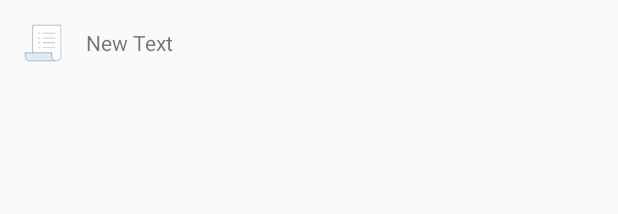
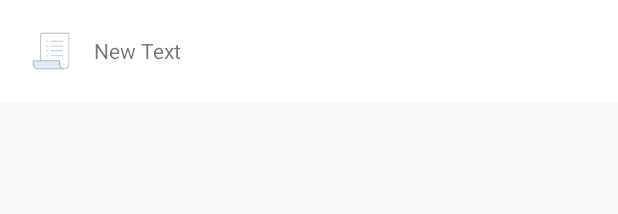
Before and after one commit to zainulhasan/simple_note, an Android app: the layout list_item.xml on its own in the app's theme, with its tools: preview values and no code run, on a phone screen of 412 x 824 dp. Shown: the top 214 px of the screen. Run offline under Robolectric (Android 15) with nearby library versions, the phone set to English and light mode, and no system bars.

Commit message:
icon Changed

```diff
--- a/app/src/main/java/Adopters/CustomAdopter.java
+++ b/app/src/main/java/Adopters/CustomAdopter.java
@@ -41,6 +41,7 @@ public class CustomAdopter extends RecyclerView.Adapter<CustomViewHolder> implem
     public void onBindViewHolder(CustomViewHolder holder, int position) {
 
 
+
         Note n=notes.get(position);
         holder.tv.setText(n.getTask());
     }
--- a/app/src/main/java/Adopters/CustomViewHolder.java
+++ b/app/src/main/java/Adopters/CustomViewHolder.java
@@ -19,5 +19,6 @@ public class CustomViewHolder extends RecyclerView.ViewHolder {
         super(itemView);
 
         tv= (TextView) itemView.findViewById(R.id.textView);
+
     }
 }
--- a/app/src/main/java/com/example/syedzainulhasan/quicknote/MainActivity.java
+++ b/app/src/main/java/com/example/syedzainulhasan/quicknote/MainActivity.java
@@ -47,6 +47,7 @@ public class MainActivity extends AppCompatActivity {
         setSupportActionBar(toolbar);
         recyclerView= (RecyclerView) findViewById(R.id.recycler_view);
         recyclerView.setLayoutManager(new LinearLayoutManager(this));
+
 
 
         adopter=new CustomAdopter(this,notes);
--- a/app/src/main/res/layout/content_main.xml
+++ b/app/src/main/res/layout/content_main.xml
@@ -14,4 +14,6 @@
         android:id="@+id/recycler_view">
 
     </android.support.v7.widget.RecyclerView>
+
+
 </RelativeLayout>
--- a/app/src/main/res/layout/list_item.xml
+++ b/app/src/main/res/layout/list_item.xml
@@ -2,6 +2,9 @@
 <LinearLayout xmlns:android="http://schemas.android.com/apk/res/android"
     android:orientation="horizontal" android:layout_width="match_parent"
 
+    android:padding="5dp"
+    android:layout_marginBottom="5dp"
+    android:background="#fff"
     android:layout_height="wrap_content"
     android:weightSum="1">
 
```
Also changed, not shown: app/src/main/res/mipmap-hdpi/ic_launcher.png, app/src/main/res/mipmap-mdpi/ic_launcher.png, app/src/main/res/mipmap-xhdpi/ic_launcher.png, app/src/main/res/mipmap-xxhdpi/ic_launcher.png, app/src/main/res/mipmap-xxxhdpi/ic_launcher.png.
